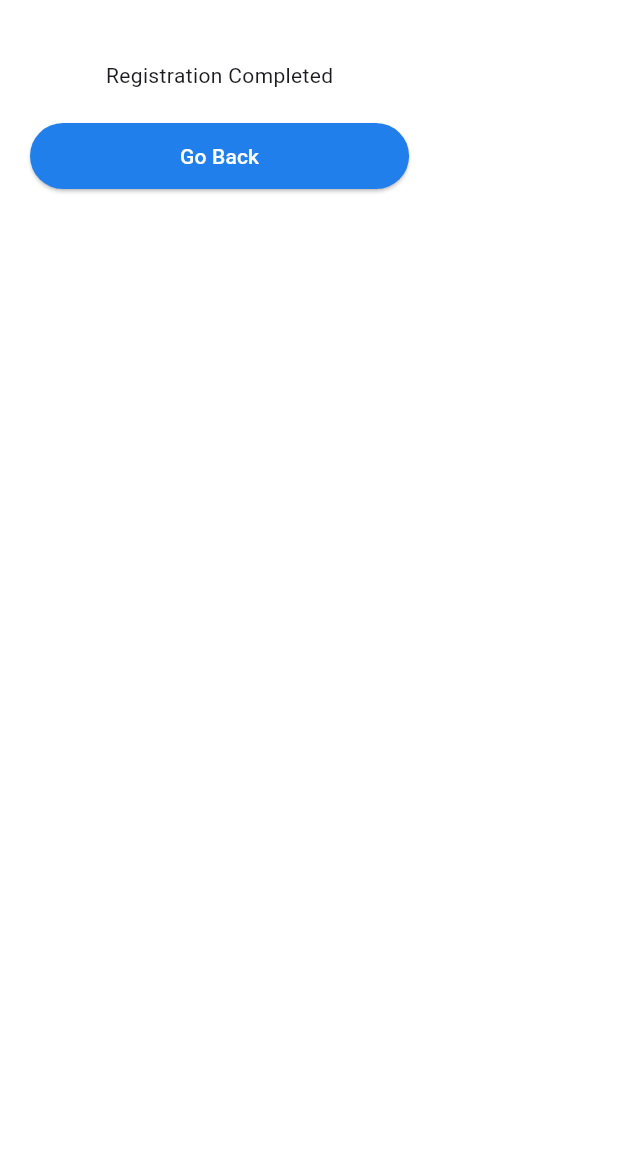
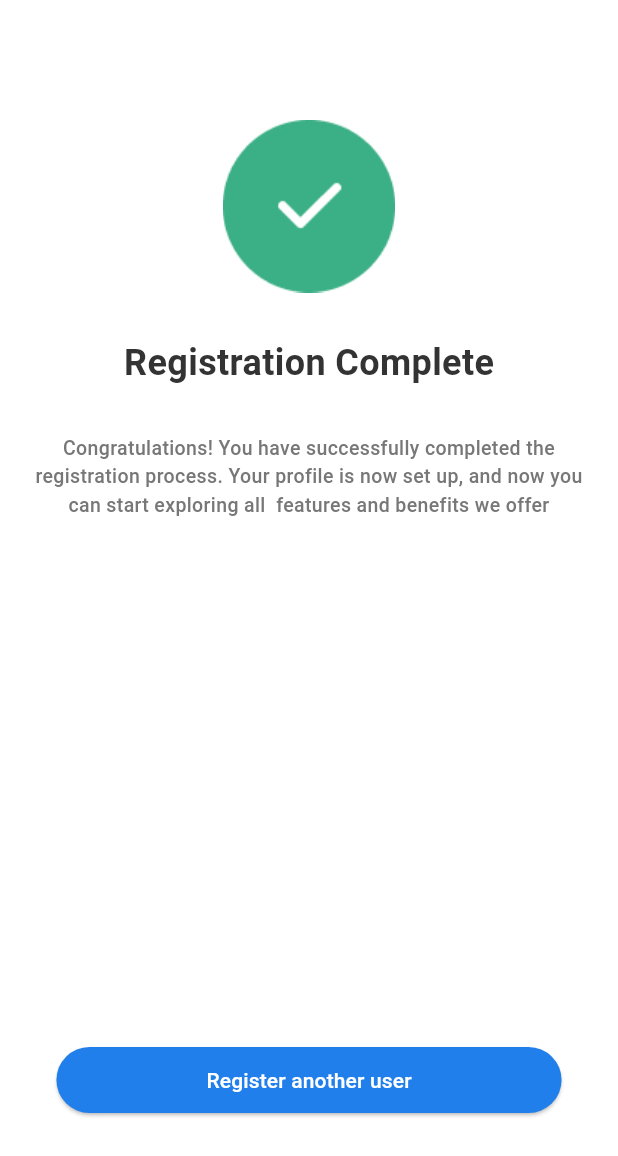
Before and after one commit to m7mda4raf99/blnk_mobile_task, a Flutter app: the RegistrationCompleteScreen screen opened directly, on a phone screen of 412 x 824 dp. Shown: the top 1156 px of the screen. Run offline on Flutter 3.47's test engine with Material 3 defaults, Android fonts, the phone set to English and light mode, and no system bars; our stand-ins replace easy_stepper, flutter_bloc; accounts and stored records are empty.

Commit message:
Complete 'Registration Complete Screen'

```diff
--- a/lib/main.dart
+++ b/lib/main.dart
@@ -22,12 +22,13 @@
       ),
       routes: {
         '/splash': (context) => const SplashScreen(),
-        '/': (context) => BlocProvider(
+        // '/registration'
+        '/registration': (context) => BlocProvider(
               create: (context) => RegistrationCubit(),
               child: const RegistrationScreen(),
             ),
-        '/registration-complete': (context) =>
-            const RegistrationCompleteScreen(),
+        // '/registration-complete'
+        '/': (context) => const RegistrationCompleteScreen(),
       },
     );
   }
--- a/lib/presentation/screens/registration_complete_screen.dart
+++ b/lib/presentation/screens/registration_complete_screen.dart
@@ -1,3 +1,4 @@
+import 'package:blnk_mobile_task/utils/image_constant.dart';
 import 'package:flutter/material.dart';
 
 class RegistrationCompleteScreen extends StatelessWidget {
@@ -9,23 +10,46 @@ class RegistrationCompleteScreen extends StatelessWidget {
       backgroundColor: Colors.white,
       body: SafeArea(
         child: Padding(
-          padding: const EdgeInsets.symmetric(horizontal: 20, vertical: 40),
+          padding: const EdgeInsets.symmetric(horizontal: 20, vertical: 80),
+          child: Center(
             child: Column(
+              mainAxisAlignment: MainAxisAlignment.spaceBetween,
               children: [
-              const Text("Registration Completed"),
-              const SizedBox(height: 20),
+                Column(
+                  children: [
+                    Image.asset(ImageConstant.registrationCompleted),
+                    const SizedBox(height: 30),
+                    const Text(
+                      "Registration Complete",
+                      style: TextStyle(
+                          fontSize: 24,
+                          fontWeight: FontWeight.w700,
+                          color: Color(0xFF333333)),
+                    ),
+                    const SizedBox(height: 30),
+                    const Text(
+                      "Congratulations! You have successfully completed the registration process. Your profile is now set up, and now you can start exploring all  features and benefits we offer",
+                      textAlign: TextAlign.center,
+                      style: TextStyle(
+                          fontSize: 13,
+                          fontWeight: FontWeight.w500,
+                          color: Color(0xFF777777)),
+                    ),
+                  ],
+                ),
                 ElevatedButton(
                   onPressed: () {
-                  Navigator.of(context).pop();
+                    Navigator.pushNamed(context, '/registration');
                   },
                   style: ElevatedButton.styleFrom(
                       padding: const EdgeInsets.symmetric(
                           horizontal: 100, vertical: 12),
                       backgroundColor: const Color(0xFF217FEB),
                       foregroundColor: Colors.white),
-                child: const Text('Go Back'),
+                  child: const Text('Register another user'),
                 ),
               ],
+            ),
           ),
         ),
       ),
```
Lines whose indentation alone changed are shown as unchanged.
